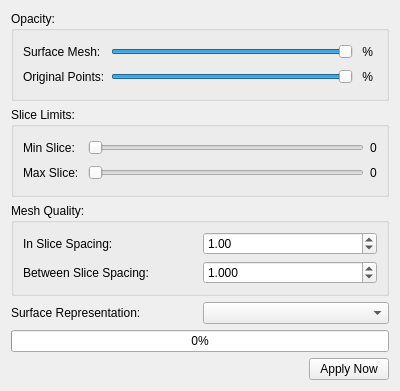
This is rtUI/EPOptions.ui in pengwg/vurtigo as Qt 5 draws it before an edit. The edited form follows.
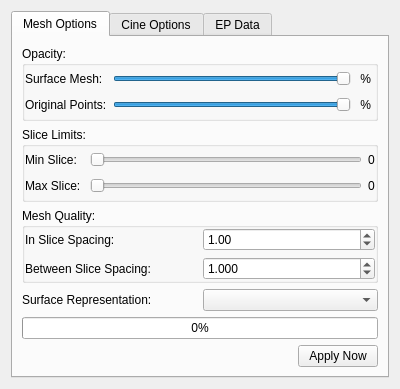
This is the edited form.

Commit message:
Added a constraint to the slice selection segment to ensure that the polygons can be created. BugID:708 Analysis:
Resolution:

Reviewed by:

What changed in the file:
```diff
--- a/rtUI/EPOptions.ui
+++ b/rtUI/EPOptions.ui
@@ -7,7 +7,7 @@
     <x>0</x>
     <y>0</y>
     <width>400</width>
-    <height>391</height>
+    <height>389</height>
    </rect>
   </property>
   <property name="windowTitle">
@@ -15,11 +15,51 @@
   </property>
   <layout class="QVBoxLayout" name="verticalLayout">
    <item>
+    <widget class="QTabWidget" name="epTabs">
+     <property name="currentIndex">
+      <number>0</number>
+     </property>
+     <widget class="QWidget" name="tab">
+      <attribute name="title">
+       <string>Mesh Options</string>
+      </attribute>
+      <layout class="QVBoxLayout" name="verticalLayout_3">
+       <item>
     <widget class="QGroupBox" name="groupBox">
      <property name="title">
       <string>Opacity:</string>
      </property>
      <layout class="QGridLayout" name="gridLayout">
+          <property name="margin">
+           <number>0</number>
+          </property>
+          <item row="0" column="2">
+           <widget class="QLabel" name="surfaceOpacityLabel">
+            <property name="text">
+             <string> % </string>
+            </property>
+           </widget>
+          </item>
+          <item row="3" column="2">
+           <widget class="QLabel" name="pointsOpacityLabel">
+            <property name="text">
+             <string> % </string>
+            </property>
+           </widget>
+          </item>
+          <item row="0" column="1">
+           <widget class="QSlider" name="surfaceOpacitySlider">
+            <property name="maximum">
+             <number>100</number>
+            </property>
+            <property name="value">
+             <number>100</number>
+            </property>
+            <property name="orientation">
+             <enum>Qt::Horizontal</enum>
+            </property>
+           </widget>
+          </item>
       <item row="0" column="0">
        <widget class="QLabel" name="label">
         <property name="text">
@@ -27,8 +67,8 @@
         </property>
        </widget>
       </item>
-      <item row="0" column="1">
-       <widget class="QSlider" name="surfaceOpacitySlider">
+          <item row="3" column="1">
+           <widget class="QSlider" name="pointsOpacitySlider">
         <property name="maximum">
          <number>100</number>
         </property>
@@ -40,40 +80,13 @@
         </property>
        </widget>
       </item>
-      <item row="0" column="2">
-       <widget class="QLabel" name="surfaceOpacityLabel">
-        <property name="text">
-         <string> % </string>
-        </property>
-       </widget>
-      </item>
-      <item row="1" column="0">
+          <item row="3" column="0">
        <widget class="QLabel" name="label_2">
         <property name="text">
          <string>Original Points:</string>
         </property>
        </widget>
       </item>
-      <item row="1" column="1">
-       <widget class="QSlider" name="pointsOpacitySlider">
-        <property name="maximum">
-         <number>100</number>
-        </property>
-        <property name="value">
-         <number>100</number>
-        </property>
-        <property name="orientation">
-         <enum>Qt::Horizontal</enum>
-        </property>
-       </widget>
-      </item>
-      <item row="1" column="2">
-       <widget class="QLabel" name="pointsOpacityLabel">
-        <property name="text">
-         <string> % </string>
-        </property>
-       </widget>
-      </item>
      </layout>
     </widget>
    </item>
@@ -83,6 +96,9 @@
       <string>Slice Limits:</string>
      </property>
      <layout class="QGridLayout" name="gridLayout_2">
+          <property name="margin">
+           <number>0</number>
+          </property>
       <item row="0" column="0">
        <widget class="QLabel" name="label_4">
         <property name="text">
@@ -134,6 +150,9 @@
       <string>Mesh Quality:</string>
      </property>
      <layout class="QGridLayout" name="gridLayout_3">
+          <property name="margin">
+           <number>0</number>
+          </property>
       <item row="0" column="1">
        <widget class="QDoubleSpinBox" name="inSliceSpace">
         <property name="minimum">
@@ -234,6 +253,35 @@
       </widget>
      </item>
     </layout>
+       </item>
+      </layout>
+     </widget>
+     <widget class="QWidget" name="tab_2">
+      <attribute name="title">
+       <string>Cine Options</string>
+      </attribute>
+      <layout class="QVBoxLayout" name="verticalLayout_2">
+       <item>
+        <spacer name="verticalSpacer">
+         <property name="orientation">
+          <enum>Qt::Vertical</enum>
+         </property>
+         <property name="sizeHint" stdset="0">
+          <size>
+           <width>20</width>
+           <height>317</height>
+          </size>
+         </property>
+        </spacer>
+       </item>
+      </layout>
+     </widget>
+     <widget class="QWidget" name="tab_3">
+      <attribute name="title">
+       <string>EP Data</string>
+      </attribute>
+     </widget>
+    </widget>
    </item>
   </layout>
  </widget>
```
Lines whose indentation alone changed are shown as unchanged. The commit also changes 1 other file.
